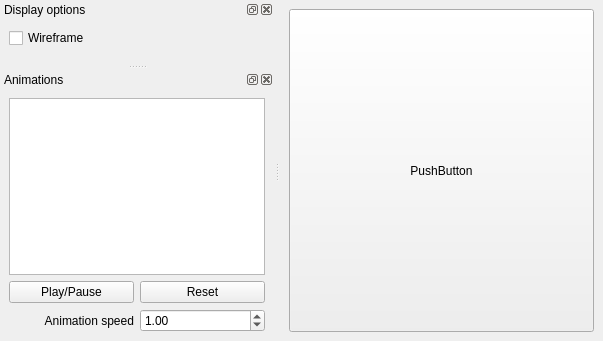
Old version of the form ui/mainwindow.ui in the repository mapret/modelviewer.
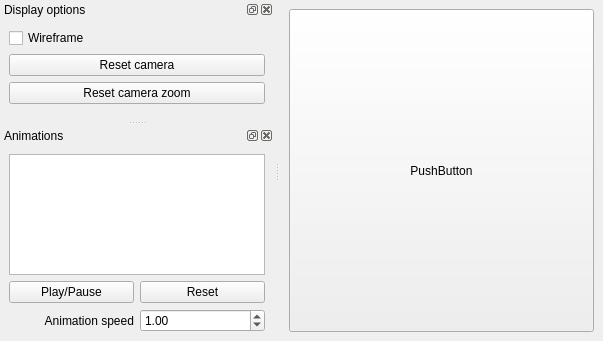
New version of the form.

Commit message: Added "Reset camera" and "Reset camera zoom" buttons

```diff
--- a/ui/mainwindow.ui
+++ b/ui/mainwindow.ui
@@ -50,6 +50,20 @@
        </property>
       </widget>
      </item>
+     <item>
+      <widget class="QPushButton" name="btn_reset_camera">
+       <property name="text">
+        <string>Reset camera</string>
+       </property>
+      </widget>
+     </item>
+     <item>
+      <widget class="QPushButton" name="btn_reset_zoom">
+       <property name="text">
+        <string>Reset camera zoom</string>
+       </property>
+      </widget>
+     </item>
      <item>
       <spacer name="verticalSpacer">
        <property name="orientation">
```
The commit also changes 6 other files.
